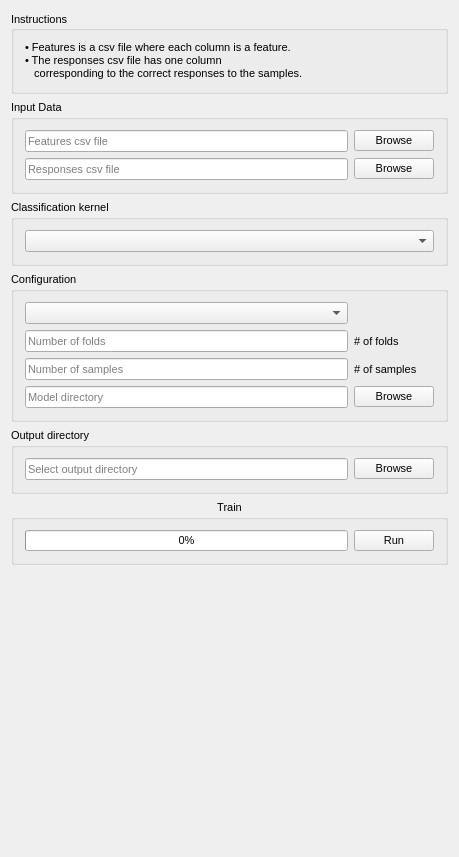
Above: Plugins/upenn.cbica.captk.training/src/internal/QmitkCaPTkTrainingControls.ui from CBICA/CaPTk2.0 before the change. Below: the same form after it.
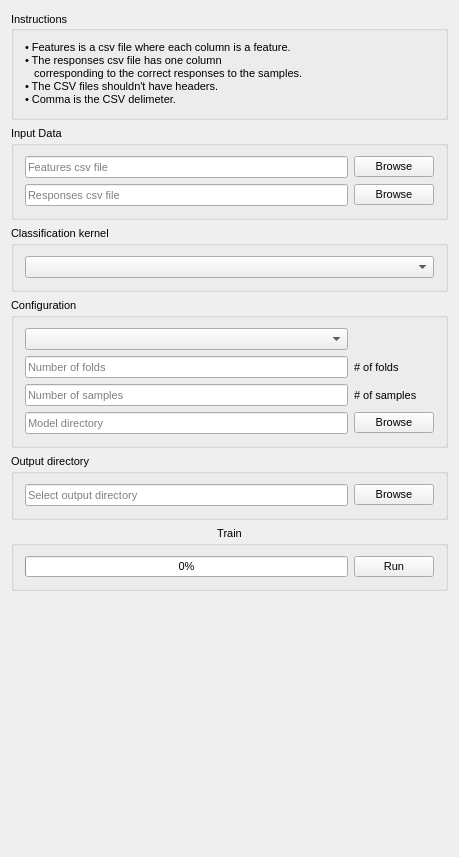
That is the form after the change.

What changed in the file:
```diff
--- a/Plugins/upenn.cbica.captk.training/src/internal/QmitkCaPTkTrainingControls.ui
+++ b/Plugins/upenn.cbica.captk.training/src/internal/QmitkCaPTkTrainingControls.ui
@@ -66,7 +66,9 @@
         <property name="text">
          <string>• Features is a csv file where each column is a feature.
 • The responses csv file has one column
-   corresponding to the correct responses to the samples.</string>
+   corresponding to the correct responses to the samples.
+• The CSV files shouldn't have headers.
+• Comma is the CSV delimeter.</string>
         </property>
         <property name="wordWrap">
          <bool>true</bool>
```
